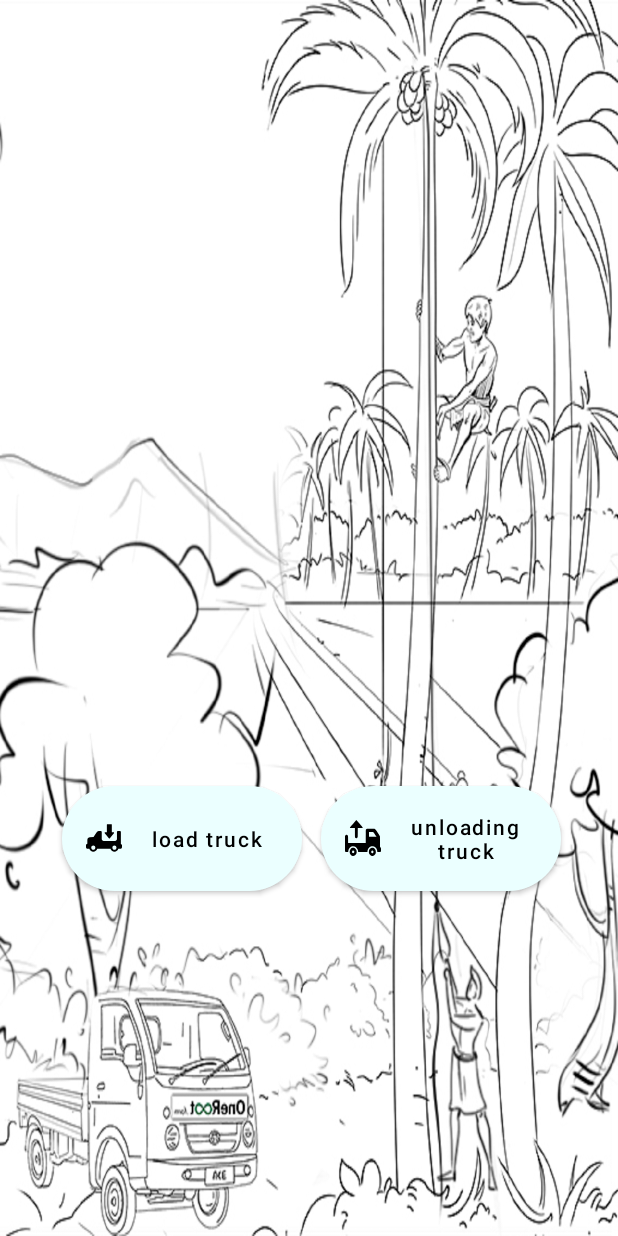
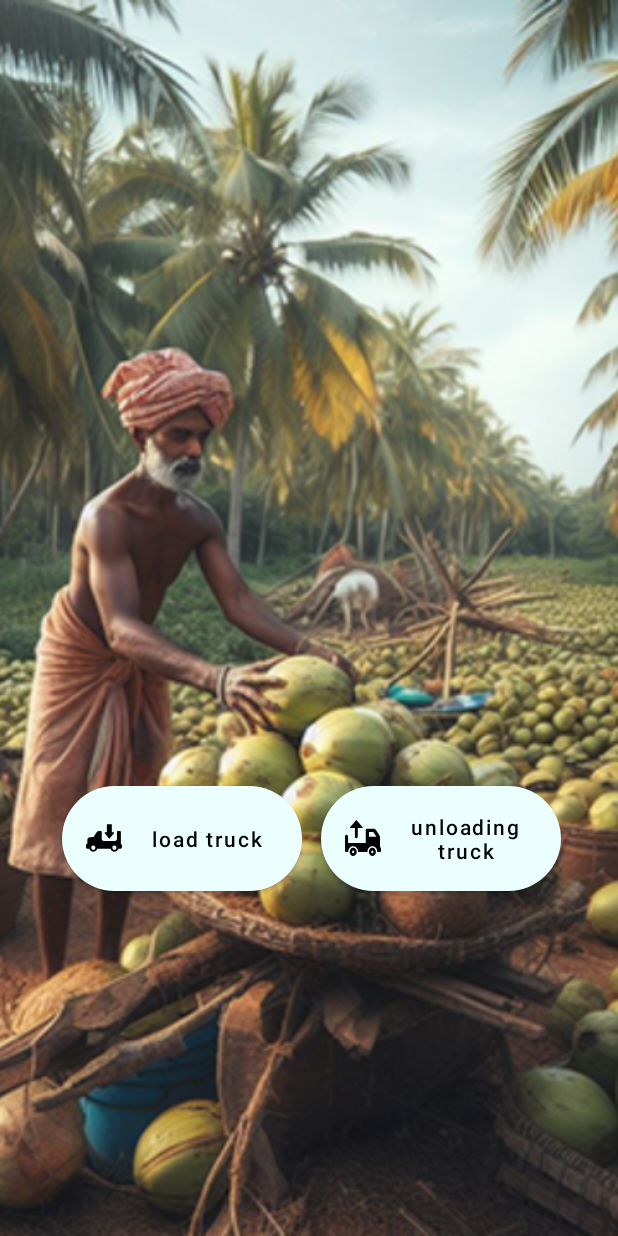
Before and after one commit to panduloki/OneRootv2, an Android app: the fragment HomeFragment shown on its own in the app's theme, on a phone screen of 412 x 824 dp. Run offline under Robolectric (Android 15) with nearby library versions, the phone set to English and light mode, and no system bars; our stand-ins replace Firebase (no records; nobody signed in at launch, a user with empty details on screens opened directly); 1 statement that could not run was skipped.

Commit message:
added new background images

```diff
--- a/app/src/main/res/layout/fragment_home.xml
+++ b/app/src/main/res/layout/fragment_home.xml
@@ -14,9 +14,10 @@
         android:layout_height="match_parent"
         android:contentDescription="@string/background"
         android:scaleType="centerCrop"
-        android:src="@drawable/background1"
+        android:src="@drawable/b3"
         tools:layout_editor_absoluteX="16dp"
-        tools:layout_editor_absoluteY="0dp" />
+        tools:layout_editor_absoluteY="0dp"
+        android:minHeight="48dp"/>
 
     <Button
         android:id="@+id/sessionButton"
@@ -34,7 +35,8 @@
         app:layout_constraintTop_toTopOf="parent"
         app:layout_constraintVertical_bias="0.499"
         tools:ignore="RelativeOverlap,RtlHardcoded"
-        tools:visibility="visible" />
+        tools:visibility="visible"
+        android:minHeight="48dp"/>
 
     <Button
         android:id="@+id/LoadButton"
@@ -53,7 +55,8 @@
         app:layout_constraintTop_toTopOf="parent"
         app:layout_constraintVertical_bias="0.695"
         tools:ignore="RelativeOverlap,RtlHardcoded"
-        tools:visibility="visible" />
+        tools:visibility="visible"
+        android:minHeight="48dp"/>
 
     <Button
         android:id="@+id/unLoadButton"
@@ -72,6 +75,7 @@
         app:layout_constraintTop_toTopOf="parent"
         app:layout_constraintVertical_bias="0.695"
         tools:ignore="RelativeOverlap,RtlHardcoded"
-        tools:visibility="visible" />
+        tools:visibility="visible"
+        android:minHeight="48dp"/>
 
 </androidx.constraintlayout.widget.ConstraintLayout>
```
Also changed, not shown: app/src/main/res/drawable/b1.jpg (added), app/src/main/res/drawable/b2.jpg (added), app/src/main/res/drawable/b3.jpg (added).
